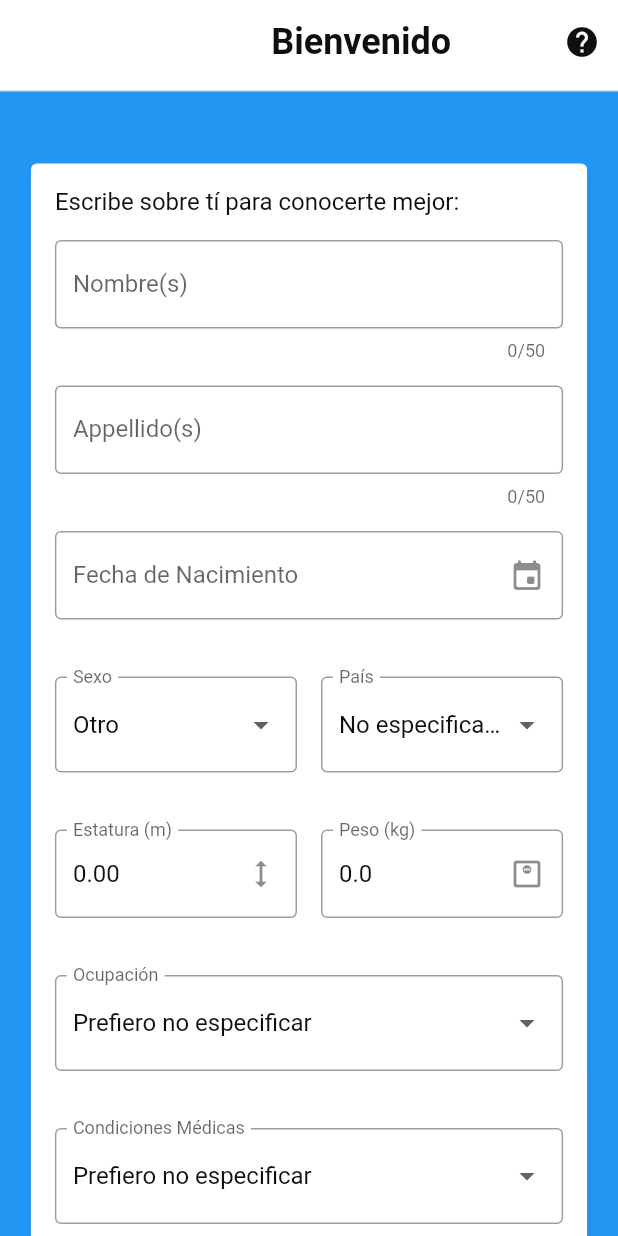
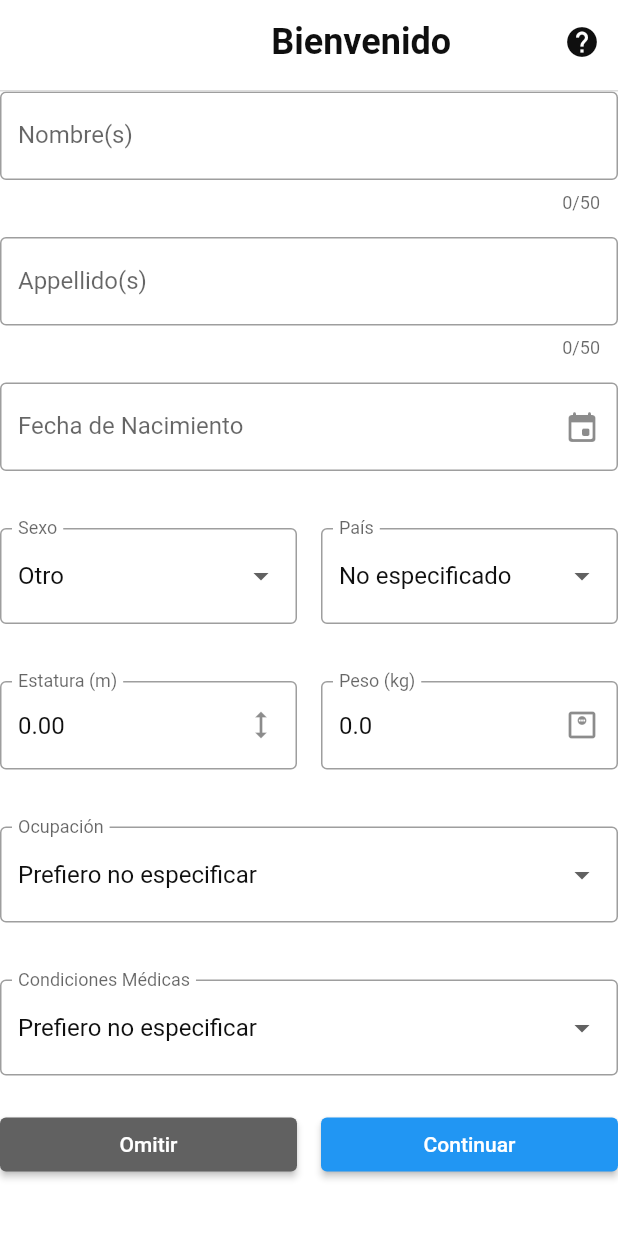
Before and after one commit to Frozen-Burrito/hydrate-app, a Flutter app: the screen it shows after launch, on a phone screen of 412 x 824 dp. Run offline on Flutter 3.47's test engine with Material 2 defaults, Android fonts, the phone set to English and light mode, and no system bars; our stand-ins replace fl_chart, flutter_blue, shared_preferences, sqflite; accounts and stored records are empty.

Commit message:
Pasar todos los formularios a CommonFormPage

```diff
--- a/lib/src/pages/common_form_page.dart
+++ b/lib/src/pages/common_form_page.dart
@@ -1,8 +1,10 @@
 import 'package:flutter/material.dart';
 import 'package:hydrate_app/src/models/api.dart';
+import 'package:hydrate_app/src/provider/profile_provider.dart';
 import 'package:hydrate_app/src/utils/launch_url.dart';
 import 'package:hydrate_app/src/widgets/custom_sliver_appbar.dart';
 import 'package:hydrate_app/src/widgets/forms/card_form_container.dart';
+import 'package:provider/provider.dart';
 
 class CommonFormPage extends StatelessWidget {
 
@@ -13,18 +15,26 @@ class CommonFormPage extends StatelessWidget {
 
   final bool displayBackAction;
 
+  final Color? backgroundColor;
+
+  final Widget? shapeDecoration;
+
   const CommonFormPage({
     required this.formTitle,
     required this.formLabel,
     required this.formWidget,
     this.displayBackAction = true,
-    Key? key
+    this.backgroundColor,
+    this.shapeDecoration,
+    Key? key,
   }) : super(key: key);
 
   @override
   Widget build(BuildContext context) {
     return Scaffold(
-      backgroundColor: Colors.blue,
+      backgroundColor: (backgroundColor == null )
+        ? Theme.of(context).scaffoldBackgroundColor
+        : backgroundColor,
       body: CustomScrollView(
         physics: const BouncingScrollPhysics(),
         slivers: <Widget>[
@@ -47,18 +57,18 @@ class CommonFormPage extends StatelessWidget {
           ),
 
           SliverToBoxAdapter(
-              child: Column(
-                crossAxisAlignment: CrossAxisAlignment.center,
-                children: <Widget>[
-                  CardFormContainer(
-                    formWidget,
-                    formLabel: formLabel,
-                  ),
+              child: Stack(
+              children: <Widget> [
+                (shapeDecoration != null)
+                ? shapeDecoration as Widget
+                : const SizedBox(width: 0.0,),
 
-                  const SizedBox( height: 48.0, ),
-                ]
-              ),
+                Center(
+                  child: formWidget
+                ),
+              ],
             ),
+          ),
         ],
       ),
     );
--- a/lib/src/widgets/forms/create_goal_form.dart
+++ b/lib/src/widgets/forms/create_goal_form.dart
@@ -41,7 +41,7 @@ class _CreateGoalFormState extends State<CreateGoalForm> {
   @override
   void initState() {
     super.initState();
-    _getExistingTags();
+    _getExistingTags(profileId: widget.currentProfileId);
   }
 
   @override
@@ -87,13 +87,13 @@ class _CreateGoalFormState extends State<CreateGoalForm> {
   }
 
   /// Obtiene las [Tag] creadas por el usuario anteriormente.
-  Future<void> _getExistingTags() async {
+  Future<void> _getExistingTags({int profileId = 0}) async {
     existingTags.clear();
 
     final tagResults = await SQLiteDB.instance.select<Tag>(
       Tag.fromMap,
       Tag.tableName,
-      where: [ WhereClause('id_perfil', widget.currentProfileId.toString())]
+      where: [ WhereClause('id_perfil', profileId.toString())]
     );
 
     existingTags.addAll(tagResults);
--- a/lib/src/widgets/forms/initial_form.dart
+++ b/lib/src/widgets/forms/initial_form.dart
@@ -273,7 +273,7 @@ class _InitialFormState extends State<InitialForm> {
           ),
 
           (widget.isFormEditing)
-            ? const SizedBox( height: 120.0 )
+            ? const SizedBox( height: 48.0 )
             : Row(
               mainAxisAlignment: MainAxisAlignment.center,
               children: <Widget>[
```
